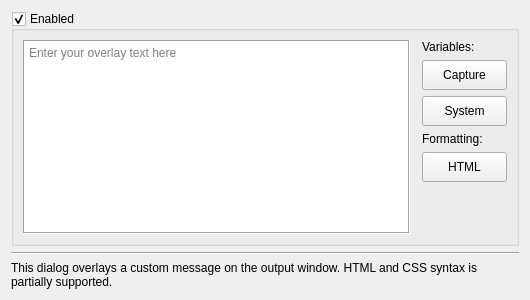
Old version of the form src/display/qt/dialogs/ui/overlay_dialog.ui in the repository mrehkopf/vcs.
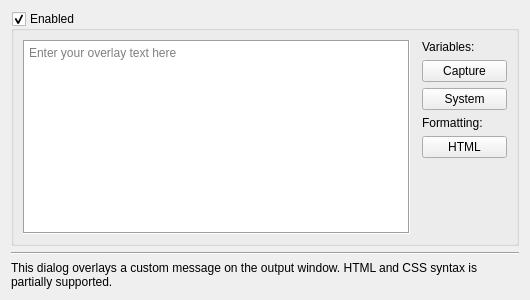
New version of the form.

The edit to the form file:
```diff
--- a/src/display/qt/dialogs/ui/overlay_dialog.ui
+++ b/src/display/qt/dialogs/ui/overlay_dialog.ui
@@ -87,7 +87,7 @@
            <property name="minimumSize">
             <size>
              <width>85</width>
-             <height>30</height>
+             <height>0</height>
             </size>
            </property>
            <property name="text">
@@ -109,7 +109,7 @@
            <property name="minimumSize">
             <size>
              <width>85</width>
-             <height>30</height>
+             <height>0</height>
             </size>
            </property>
            <property name="text">
@@ -138,7 +138,7 @@
            <property name="minimumSize">
             <size>
              <width>85</width>
-             <height>30</height>
+             <height>0</height>
             </size>
            </property>
            <property name="text">
```
